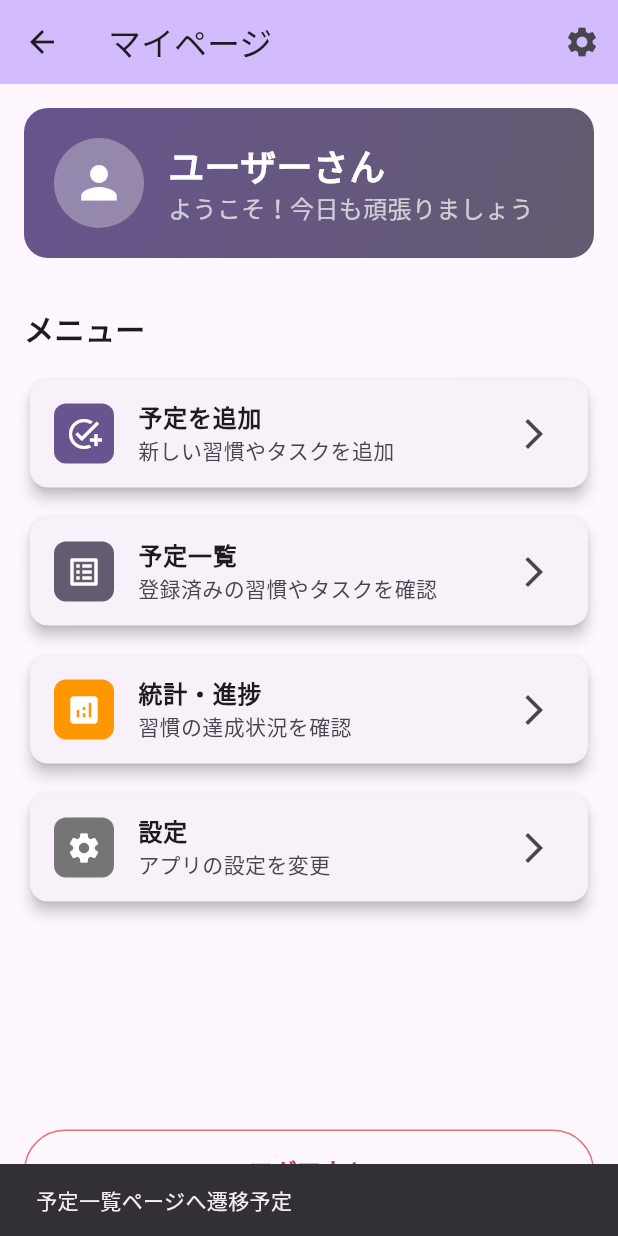
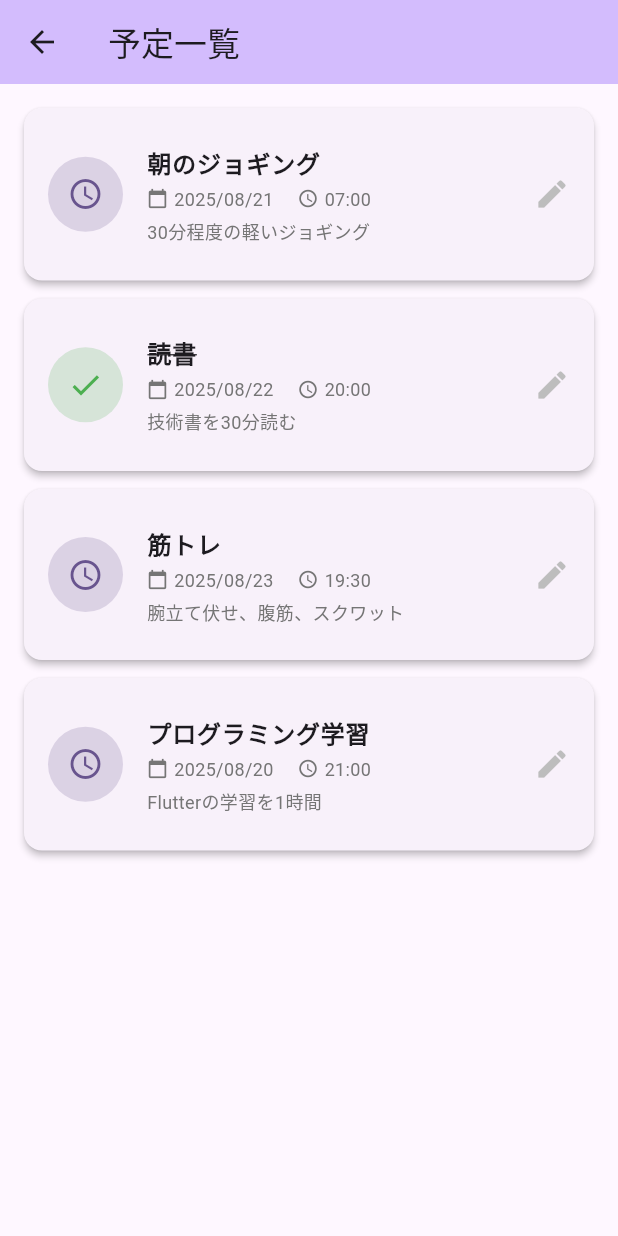
Before and after one commit to naostudy0/habit_rpg_app, a Flutter app: the MyPageTop screen opened by its route, after a tap on "予定一覧", on a phone screen of 412 x 824 dp. Run offline on Flutter 3.47's test engine with Material 3 defaults, Android fonts, the phone set to English and light mode, and no system bars.

Commit message:
feat: 予定変更画面の表示 #6

```diff
--- a/lib/screens/mypage_top.dart
+++ b/lib/screens/mypage_top.dart
@@ -1,5 +1,6 @@
 import 'package:flutter/material.dart';
 import 'task_create_page.dart';
+import 'task_list_page.dart';
 
 class MyPageTop extends StatelessWidget {
   const MyPageTop({super.key});
@@ -162,9 +163,11 @@ class MyPageTop extends StatelessWidget {
                 subtitle: const Text('登録済みの習慣やタスクを確認'),
                 trailing: const Icon(Icons.arrow_forward_ios),
                 onTap: () {
-                  // TODO: 予定一覧ページへの遷移
-                  ScaffoldMessenger.of(context).showSnackBar(
-                    const SnackBar(content: Text('予定一覧ページへ遷移予定')),
+                  Navigator.push(
+                    context,
+                    MaterialPageRoute(
+                      builder: (context) => const TaskListPage(),
+                    ),
                   );
                 },
               ),
--- /dev/null
+++ b/lib/screens/task_list_page.dart
@@ -0,0 +1,186 @@
+import 'package:flutter/material.dart';
+import 'task_edit_page.dart';
+
+class TaskListPage extends StatelessWidget {
+  const TaskListPage({super.key});
+
+  // 仮の予定データ
+  List<Map<String, dynamic>> get _dummyTasks => [
+    {
+      'id': 1,
+      'title': '朝のジョギング',
+      'date': DateTime.now().add(const Duration(days: 1)),
+      'time': const TimeOfDay(hour: 7, minute: 0),
+      'memo': '30分程度の軽いジョギング',
+      'isCompleted': false,
+    },
+    {
+      'id': 2,
+      'title': '読書',
+      'date': DateTime.now().add(const Duration(days: 2)),
+      'time': const TimeOfDay(hour: 20, minute: 0),
+      'memo': '技術書を30分読む',
+      'isCompleted': true,
+    },
+    {
+      'id': 3,
+      'title': '筋トレ',
+      'date': DateTime.now().add(const Duration(days: 3)),
+      'time': const TimeOfDay(hour: 19, minute: 30),
+      'memo': '腕立て伏せ、腹筋、スクワット',
+      'isCompleted': false,
+    },
+    {
+      'id': 4,
+      'title': 'プログラミング学習',
+      'date': DateTime.now().add(const Duration(days: 0)),
+      'time': const TimeOfDay(hour: 21, minute: 0),
+      'memo': 'Flutterの学習を1時間',
+      'isCompleted': false,
+    },
+  ];
+
+  @override
+  Widget build(BuildContext context) {
+    return Scaffold(
+      appBar: AppBar(
+        title: const Text('予定一覧'),
+        backgroundColor: Theme.of(context).colorScheme.inversePrimary,
+        leading: IconButton(
+          icon: const Icon(Icons.arrow_back),
+          onPressed: () => Navigator.pop(context),
+        ),
+      ),
+      body: _dummyTasks.isEmpty
+          ? const Center(
+              child: Column(
+                mainAxisAlignment: MainAxisAlignment.center,
+                children: [
+                  Icon(
+                    Icons.task_alt,
+                    size: 64,
+                    color: Colors.grey,
+                  ),
+                  SizedBox(height: 16),
+                  Text(
+                    '予定がありません',
+                    style: TextStyle(
+                      fontSize: 18,
+                      color: Colors.grey,
+                    ),
+                  ),
+                  SizedBox(height: 8),
+                  Text(
+                    '新しい予定を追加してみましょう',
+                    style: TextStyle(
+                      fontSize: 14,
+                      color: Colors.grey,
+                    ),
+                  ),
+                ],
+              ),
+            )
+          : ListView.builder(
+              padding: const EdgeInsets.all(16),
+              itemCount: _dummyTasks.length,
+              itemBuilder: (context, index) {
+                final task = _dummyTasks[index];
+                return Card(
+                  margin: const EdgeInsets.only(bottom: 12),
+                  elevation: 2,
+                  child: ListTile(
+                    contentPadding: const EdgeInsets.all(16),
+                    leading: Container(
+                      width: 50,
+                      height: 50,
+                      decoration: BoxDecoration(
+                        color: task['isCompleted']
+                            ? Colors.green.withOpacity(0.2)
+                            : Theme.of(context).colorScheme.primary.withOpacity(0.2),
+                        borderRadius: BorderRadius.circular(25),
+                      ),
+                      child: Icon(
+                        task['isCompleted'] ? Icons.check : Icons.schedule,
+                        color: task['isCompleted']
+                            ? Colors.green
+                            : Theme.of(context).colorScheme.primary,
+                      ),
+                    ),
+                    title: Text(
+                      task['title'],
+                      style: TextStyle(
+                        fontSize: 16,
+                        fontWeight: FontWeight.w600,
+                        decoration: task['isCompleted']
+                            ? TextDecoration.lineThrough
+                            : null,
+                      ),
+                    ),
+                    subtitle: Column(
+                      crossAxisAlignment: CrossAxisAlignment.start,
+                      children: [
+                        const SizedBox(height: 4),
+                        Row(
+                          children: [
+                            Icon(
+                              Icons.calendar_today,
+                              size: 14,
+                              color: Colors.grey[600],
+                            ),
+                            const SizedBox(width: 4),
+                            Text(
+                              '${task['date'].year}/${task['date'].month.toString().padLeft(2, '0')}/${task['date'].day.toString().padLeft(2, '0')}',
+                              style: TextStyle(
+                                fontSize: 12,
+                                color: Colors.grey[600],
+                              ),
+                            ),
+                            const SizedBox(width: 16),
+                            Icon(
+                              Icons.access_time,
+                              size: 14,
+                              color: Colors.grey[600],
+                            ),
+                            const SizedBox(width: 4),
+                            Text(
+                              '${task['time'].hour.toString().padLeft(2, '0')}:${task['time'].minute.toString().padLeft(2, '0')}',
+                              style: TextStyle(
+                                fontSize: 12,
+                                color: Colors.grey[600],
+                              ),
+                            ),
+                          ],
+                        ),
+                        if (task['memo'] != null && task['memo'].isNotEmpty) ...[
+                          const SizedBox(height: 4),
+                          Text(
+                            task['memo'],
+                            style: TextStyle(
+                              fontSize: 12,
+                              color: Colors.grey[600],
+                            ),
+                            maxLines: 2,
+                            overflow: TextOverflow.ellipsis,
+                          ),
+                        ],
+                      ],
+                    ),
+                    trailing: Icon(
+                      Icons.edit,
+                      color: Colors.grey[400],
+                    ),
+                    onTap: () {
+                      Navigator.push(
+                        context,
+                        MaterialPageRoute(
+                          builder: (context) => TaskEditPage(task: task),
+                        ),
+                      );
+                    },
+                  ),
+                );
+              },
+            ),
+    );
+  }
+}
```
Also changed, not shown: lib/screens/task_edit_page.dart (added, +280 -0 lines).
